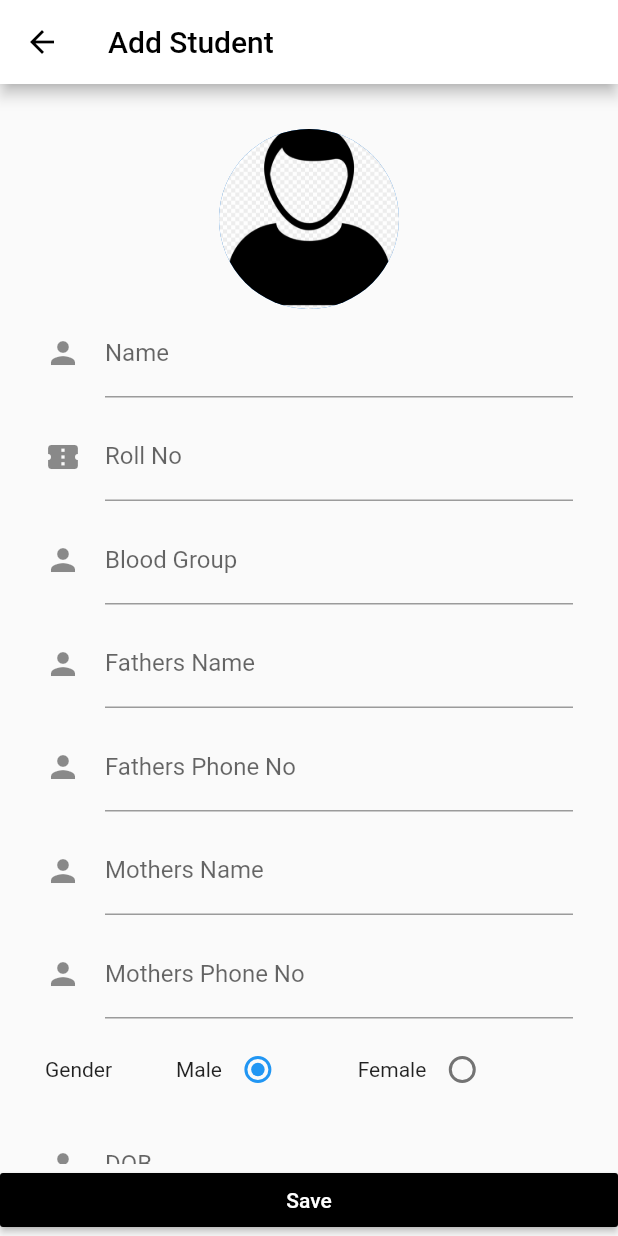
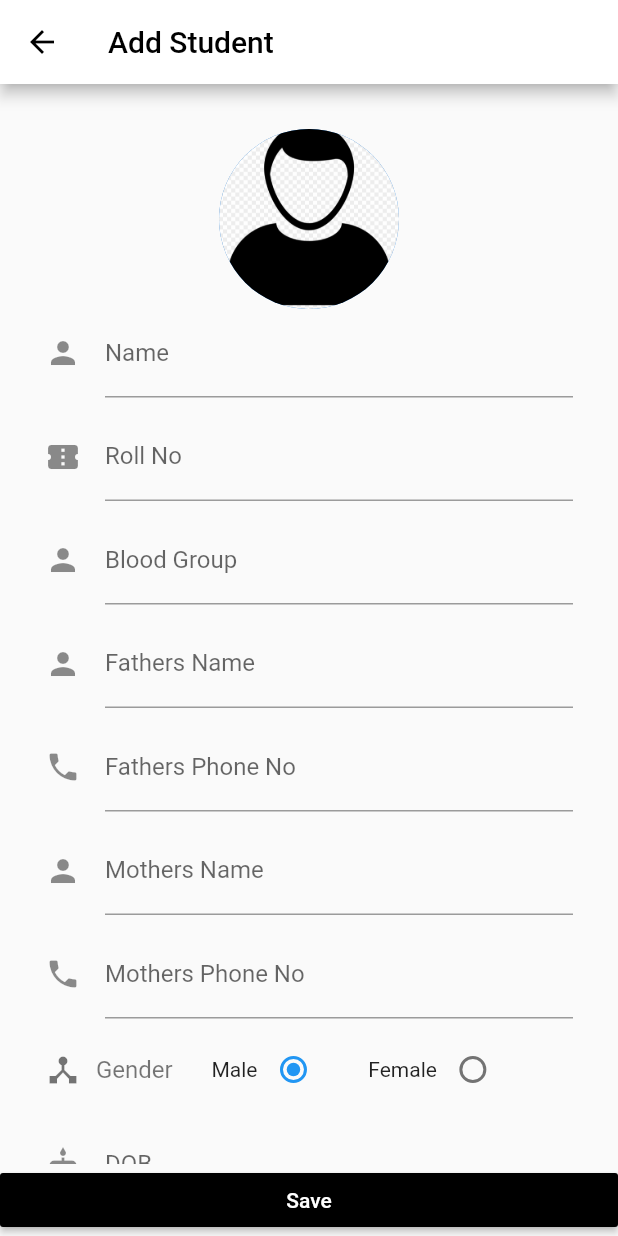
Before and after one commit to parikshitg/flutter_teacher_app, a Flutter app: the AddStudent screen opened by its route, on a phone screen of 412 x 824 dp. Run offline on Flutter 3.47's test engine with Material 2 defaults, Android fonts, the phone set to English and light mode, and no system bars; our stand-ins replace font_awesome_flutter.

Commit message:
minor changes'

```diff
--- a/lib/screens/students/add_student.dart
+++ b/lib/screens/students/add_student.dart
@@ -1,5 +1,7 @@
 import 'package:flutter/cupertino.dart';
 import 'package:flutter/material.dart';
+
+import 'package:font_awesome_flutter/font_awesome_flutter.dart';
 
 class AddStudent extends StatefulWidget {
   static final id = 'add_student';
@@ -124,7 +126,7 @@ class _AddStudentState extends State<AddStudent> {
                       initialValue: _fathersPhoneNo,
                       decoration: InputDecoration(
                         icon: Icon(
-                          Icons.person,
+                          Icons.phone,
                         ),
                         labelText: 'Fathers Phone No',
                       ),
@@ -148,7 +150,7 @@ class _AddStudentState extends State<AddStudent> {
                       initialValue: _mothersPhoneNo,
                       decoration: InputDecoration(
                         icon: Icon(
-                          Icons.person,
+                          Icons.phone,
                         ),
                         labelText: 'Mothers Phone No',
                       ),
@@ -158,9 +160,15 @@ class _AddStudentState extends State<AddStudent> {
                     ),
                     Row(
                       children: <Widget>[
-                        Text('Gender'),
+                        Row(
+                          children: <Widget>[
+                            Icon(Icons.device_hub, color: Colors.black54,),
+                            SizedBox(width: 10.0,),
+                            Text('Gender', style: TextStyle(color: Colors.black54, fontSize: 16.0),),
+                          ],
+                        ),
                         Container(
-                          width: 300,
+                          width: 250,
                           child: Row(
                             mainAxisAlignment: MainAxisAlignment.spaceEvenly,
                             children: <Widget>[
@@ -206,7 +214,7 @@ class _AddStudentState extends State<AddStudent> {
                       onTap: _selectDate,
                       decoration: InputDecoration(
                         icon: Icon(
-                          Icons.person,
+                          Icons.cake,
                         ),
                         labelText: 'DOB',
                       ),
@@ -218,7 +226,7 @@ class _AddStudentState extends State<AddStudent> {
                       initialValue: _address,
                       decoration: InputDecoration(
                         icon: Icon(
-                          Icons.person,
+                          FontAwesomeIcons.locationArrow,
                         ),
                         labelText: 'Address',
                       ),
--- a/pubspec.yaml
+++ b/pubspec.yaml
@@ -23,6 +23,7 @@ dependencies:
   # The following adds the Cupertino Icons font to your application.
   # Use with the CupertinoIcons class for iOS style icons.
   cupertino_icons: ^0.1.2
+  font_awesome_flutter: ^8.5.0
 
 dev_dependencies:
   flutter_test:
```
Also changed, not shown: pubspec.lock.
